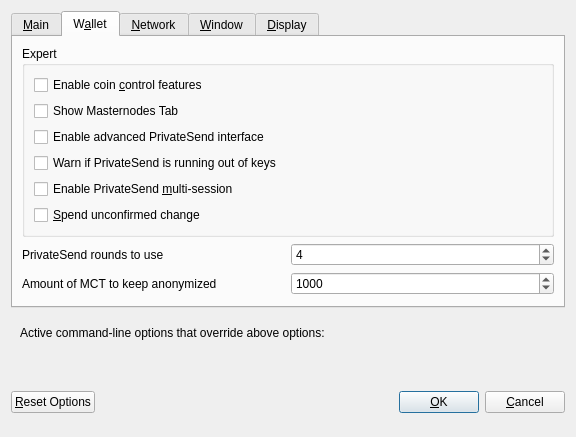
Before: the Qt Designer form src/qt/forms/optionsdialog.ui in giaki3003/mct-coin-old-PoW, drawn with Qt 5.
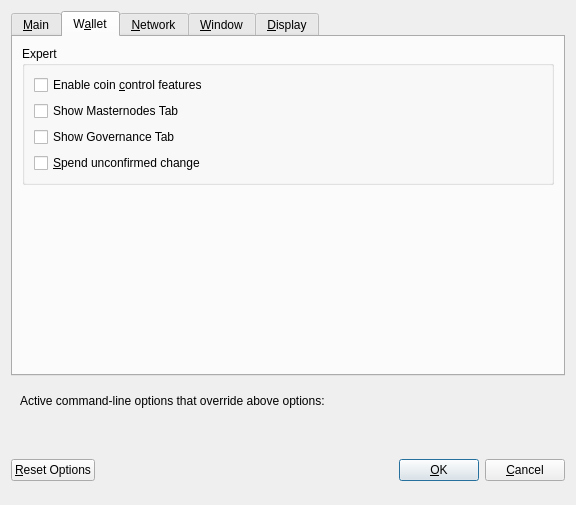
After: the same form once the commit is applied. The open tabs and pages were chosen to show the change. Custom widgets are drawn as their Qt base class.

Diff of the .ui file:
```diff
--- a/src/qt/forms/optionsdialog.ui
+++ b/src/qt/forms/optionsdialog.ui
@@ -7,7 +7,7 @@
     <x>0</x>
     <y>0</y>
     <width>576</width>
-    <height>402</height>
+    <height>505</height>
    </rect>
   </property>
   <property name="windowTitle">
@@ -169,27 +169,7 @@
              <string>Show additional information and buttons for PrivateSend on overview screen.</string>
             </property>
             <property name="text">
-             <string>Enable advanced PrivateSend interface</string>
-            </property>
-           </widget>
-          </item>
-          <item>
-           <widget class="QCheckBox" name="lowKeysWarning">
-            <property name="toolTip">
-             <string>Show warning dialog when PrivateSend detects that wallet has very low number of keys left.</string>
-            </property>
-            <property name="text">
-             <string>Warn if PrivateSend is running out of keys</string>
-            </property>
-           </widget>
-          </item>
-          <item>
-           <widget class="QCheckBox" name="privateSendMultiSession">
-            <property name="toolTip">
-             <string>Whether to use experimental PrivateSend mode with multiple mixing sessions per block.&lt;br/&gt;Note: You must use this feature carefully.&lt;br/&gt;Make sure you always have recent wallet (auto)backup in a safe place!</string>
-            </property>
-            <property name="text">
-             <string>Enable PrivateSend &amp;multi-session</string>
+             <string>Show Governance Tab</string>
             </property>
            </widget>
           </item>
@@ -207,76 +187,7 @@
         </widget>
        </item>
        <item>
-        <layout class="QHBoxLayout" name="horizontalLayout_4_Wallet">
-         <item>
-          <widget class="QLabel" name="label">
-           <property name="toolTip">
-            <string>This setting determines the amount of individual masternodes that an input will be anonymized through.&lt;br/&gt;More rounds of anonymization gives a higher degree of privacy, but also costs more in fees.</string>
-           </property>
-           <property name="text">
-            <string>PrivateSend rounds to use</string>
-           </property>
-          </widget>
-         </item>
-         <item>
-          <widget class="QSpinBox" name="privateSendRounds">
-           <property name="minimum">
-            <number>2</number>
-           </property>
-           <property name="maximum">
-            <number>8</number>
-           </property>
-           <property name="value">
-            <number>4</number>
-           </property>
-          </widget>
-         </item>
-        </layout>
-       </item>
-       <item>
-        <layout class="QHBoxLayout" name="horizontalLayout">
-         <item>
-          <widget class="QLabel" name="label_2">
-           <property name="toolTip">
-            <string>This amount acts as a threshold to turn off PrivateSend once it's reached.</string>
-           </property>
-           <property name="statusTip">
-            <string notr="true"/>
-           </property>
-           <property name="whatsThis">
-            <string notr="true"/>
-           </property>
-           <property name="accessibleName">
-            <string notr="true"/>
-           </property>
-           <property name="accessibleDescription">
-            <string notr="true"/>
-           </property>
-           <property name="text">
-            <string>Amount of MCT to keep anonymized</string>
-           </property>
-          </widget>
-         </item>
-         <item>
-          <widget class="QSpinBox" name="privateSendAmount">
-           <property name="minimum">
-            <number>2</number>
-           </property>
-           <property name="maximum">
-            <number>2000</number>
-           </property>
-           <property name="singleStep">
-            <number>10</number>
-           </property>
-           <property name="value">
-            <number>1000</number>
-           </property>
-          </widget>
-         </item>
-        </layout>
-       </item>
-       <item>
-        <spacer name="verticalSpacer_Wallet">
+        <spacer name="verticalSpacer_2">
          <property name="orientation">
           <enum>Qt::Vertical</enum>
          </property>
```
Left out of the diff: 12 changed lines with no effect on the pictures.
